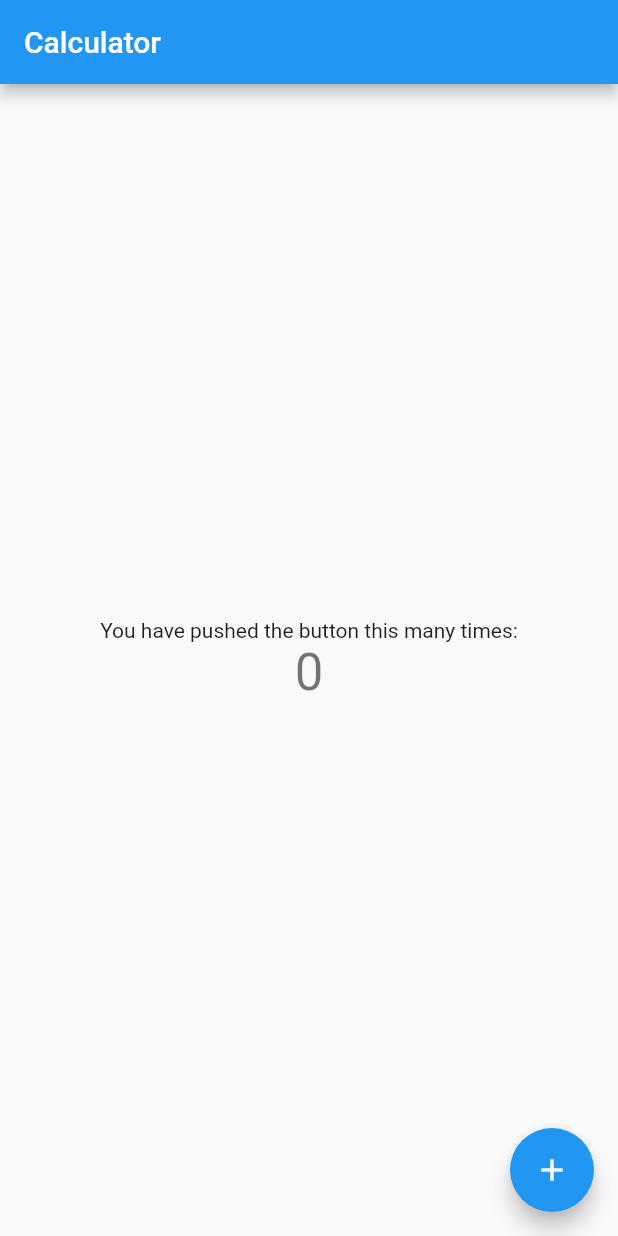
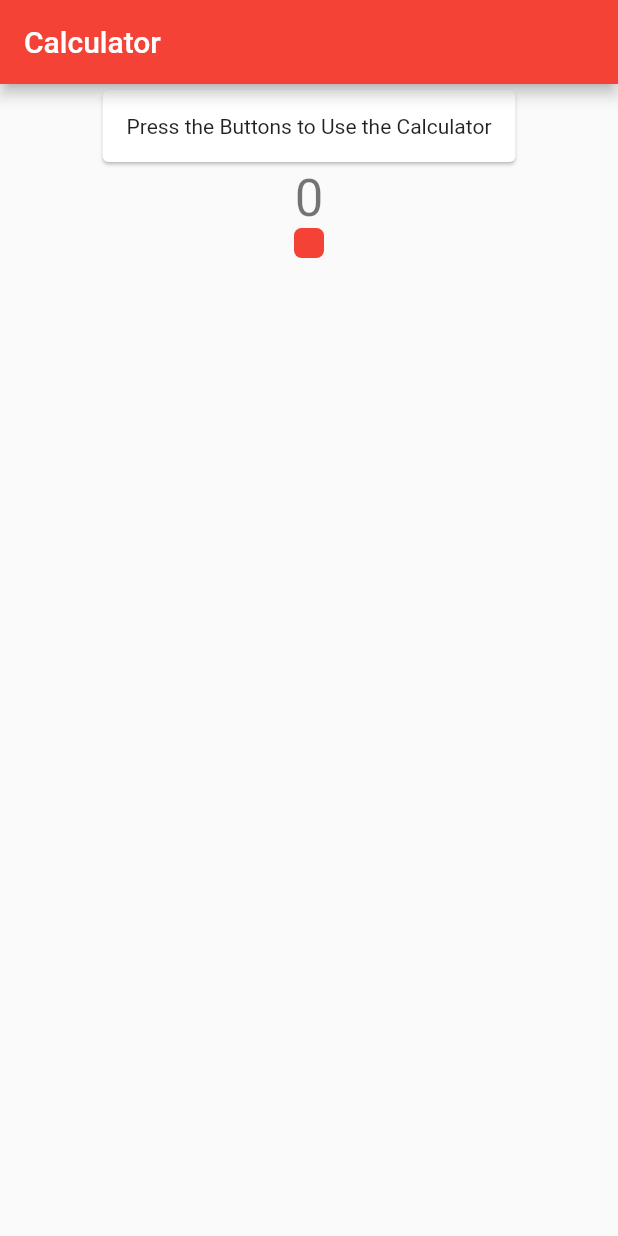
Before and after one commit to OwenPortfolio/flutter-calc, a Flutter app: the screen it shows after launch, on a phone screen of 412 x 824 dp. Run offline on Flutter 3.47's test engine with Material 2 defaults, Android fonts, the phone set to English and light mode, and no system bars.

Commit message:
add basic container and styling

```diff
--- a/lib/main.dart
+++ b/lib/main.dart
@@ -6,23 +6,12 @@ void main() {
 
 class MyApp extends StatelessWidget {
   const MyApp({Key? key}) : super(key: key);
-
-  // This widget is the root of your application.
   @override
   Widget build(BuildContext context) {
     return MaterialApp(
       title: 'Calculator',
       theme: ThemeData(
-        // This is the theme of your application.
-        //
-        // Try running your application with "flutter run". You'll see the
-        // application has a blue toolbar. Then, without quitting the app, try
-        // changing the primarySwatch below to Colors.green and then invoke
-        // "hot reload" (press "r" in the console where you ran "flutter run",
-        // or simply save your changes to "hot reload" in a Flutter IDE).
-        // Notice that the counter didn't reset back to zero; the application
-        // is not restarted.
-        primarySwatch: Colors.blue,
+        primarySwatch: Colors.red,
       ),
       home: const MyHomePage(title: 'Calculator'),
     );
@@ -63,12 +52,6 @@ class _MyHomePageState extends State<MyHomePage> {
 
   @override
   Widget build(BuildContext context) {
-    // This method is rerun every time setState is called, for instance as done
-    // by the _incrementCounter method above.
-    //
-    // The Flutter framework has been optimized to make rerunning build methods
-    // fast, so that you can just rebuild anything that needs updating rather
-    // than having to individually change instances of widgets.
     return Scaffold(
       appBar: AppBar(
         // Here we take the value from the MyHomePage object that was created by
@@ -93,23 +76,38 @@ class _MyHomePageState extends State<MyHomePage> {
           // center the children vertically; the main axis here is the vertical
           // axis because Columns are vertical (the cross axis would be
           // horizontal).
-          mainAxisAlignment: MainAxisAlignment.center,
+          mainAxisAlignment: MainAxisAlignment.start,
           children: <Widget>[
-            const Text(
-              'You have pushed the button this many times:',
+            const Card(
+              child: Padding(
+                padding: EdgeInsets.all(16.0),
+                child: Text('Press the Buttons to Use the Calculator')
+              )
             ),
             Text(
               '$_counter',
               style: Theme.of(context).textTheme.headline4,
             ),
+
+            Container (
+              decoration: BoxDecoration(
+                color: Colors.red,
+                borderRadius: BorderRadius.circular(5)
+              ),
+              child: Padding(
+                padding:EdgeInsets.all(10.0),
+              )
+            ),
           ],
         ),
       ),
-      floatingActionButton: FloatingActionButton(
-        onPressed: _incrementCounter,
-        tooltip: 'Increment',
-        child: const Icon(Icons.add),
-      ), // This trailing comma makes auto-formatting nicer for build methods.
+
+
+      // floatingActionButton: FloatingActionButton(
+      //   onPressed: _incrementCounter,
+      //   tooltip: 'Increment',
+      //   child: Text('1'),
+      // ), // This trailing comma makes auto-formatting nicer for build methods.
     );
   }
 }
```
